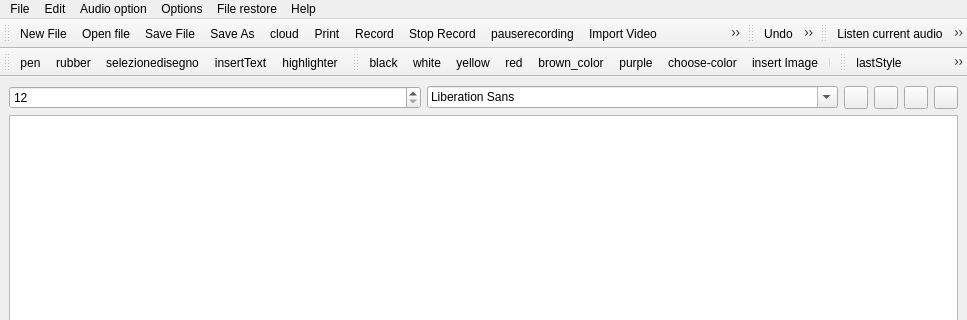
Above: src/mainwindow.ui from giacomogroppi/writernote-qt before the change; both pictures show x 0 to 967 and y 0 to 320 of the 967 by 651 pixel window. Below: the same form after it.
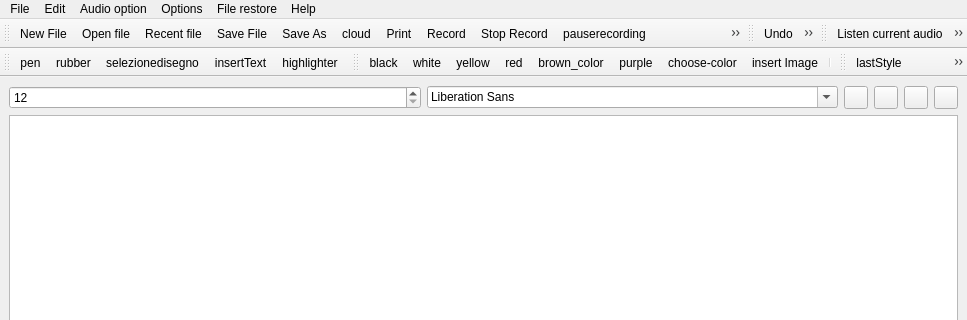
That is the form after the change. Icons and pictures are not drawn.

Commit message: recent file icon

The edit to the form file:
```diff
--- a/src/mainwindow.ui
+++ b/src/mainwindow.ui
@@ -313,6 +313,7 @@
    </attribute>
    <addaction name="actionNew_File"/>
    <addaction name="actionOpen"/>
+   <addaction name="actionRecent_file"/>
    <addaction name="actionSave_File"/>
    <addaction name="actionSave_As"/>
    <addaction name="actioncloud"/>
@@ -909,6 +910,15 @@
     <string>Size button</string>
    </property>
   </action>
+  <action name="actionRecent_file">
+   <property name="icon">
+    <iconset resource="../writernote.qrc">
+     <normaloff>:/image/images/recent-file-icon.png</normaloff>:/image/images/recent-file-icon.png</iconset>
+   </property>
+   <property name="text">
+    <string>Recent file</string>
+   </property>
+  </action>
  </widget>
  <resources>
   <include location="../writernote.qrc"/>
```
The commit also changes 2 other files.
